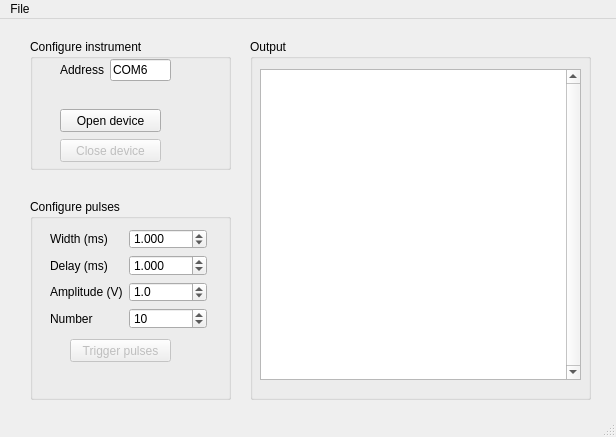
Before: the Qt Designer form UI.ui in ericmuckley/laser_triggering, drawn with Qt 5.
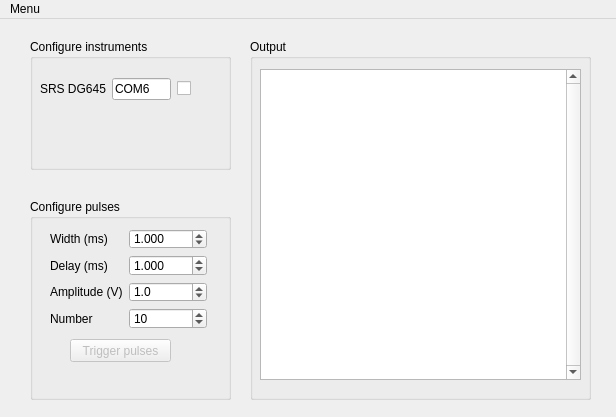
After: the same form once the commit is applied.

The edit to the form file:
```diff
--- a/UI.ui
+++ b/UI.ui
@@ -7,7 +7,7 @@
     <x>0</x>
     <y>0</y>
     <width>616</width>
-    <height>437</height>
+    <height>417</height>
    </rect>
   </property>
   <property name="windowTitle">
@@ -205,22 +205,22 @@
      </rect>
     </property>
     <property name="title">
-     <string>Configure instrument</string>
+     <string>Configure instruments</string>
     </property>
     <widget class="QWidget" name="formLayoutWidget_2">
      <property name="geometry">
       <rect>
-       <x>30</x>
-       <y>20</y>
-       <width>111</width>
-       <height>31</height>
+       <x>10</x>
+       <y>30</y>
+       <width>151</width>
+       <height>41</height>
       </rect>
      </property>
-     <layout class="QFormLayout" name="formlayout_pulsegen">
+     <layout class="QGridLayout" name="gridLayout">
       <item row="0" column="0">
-       <widget class="QLabel" name="label_pulsegeneratoraddress">
+       <widget class="QLabel" name="label">
         <property name="text">
-         <string>Address</string>
+         <string>SRS DG645</string>
         </property>
        </widget>
       </item>
@@ -234,37 +234,15 @@
         </property>
        </widget>
       </item>
+      <item row="0" column="2">
+       <widget class="QCheckBox" name="pulsegen_on">
+        <property name="text">
+         <string/>
+        </property>
+       </widget>
+      </item>
      </layout>
     </widget>
-    <widget class="QPushButton" name="open_pulsegen">
-     <property name="geometry">
-      <rect>
-       <x>30</x>
-       <y>70</y>
-       <width>101</width>
-       <height>23</height>
-      </rect>
-     </property>
-     <property name="text">
-      <string>Open device</string>
-     </property>
-    </widget>
-    <widget class="QPushButton" name="close_pulsegen">
-     <property name="enabled">
-      <bool>false</bool>
-     </property>
-     <property name="geometry">
-      <rect>
-       <x>30</x>
-       <y>100</y>
-       <width>101</width>
-       <height>23</height>
-      </rect>
-     </property>
-     <property name="text">
-      <string>Close device</string>
-     </property>
-    </widget>
    </widget>
   </widget>
   <widget class="QMenuBar" name="menubar">
@@ -278,7 +256,7 @@
    </property>
    <widget class="QMenu" name="menuFile">
     <property name="title">
-     <string>File</string>
+     <string>Menu</string>
     </property>
     <addaction name="print_ports"/>
     <addaction name="separator"/>
@@ -286,7 +264,6 @@
    </widget>
    <addaction name="menuFile"/>
   </widget>
-  <widget class="QStatusBar" name="statusbar"/>
   <action name="quitapp">
    <property name="text">
     <string>Quit</string>
```
Left out of the diff: 2 changed lines with no effect on the pictures.
